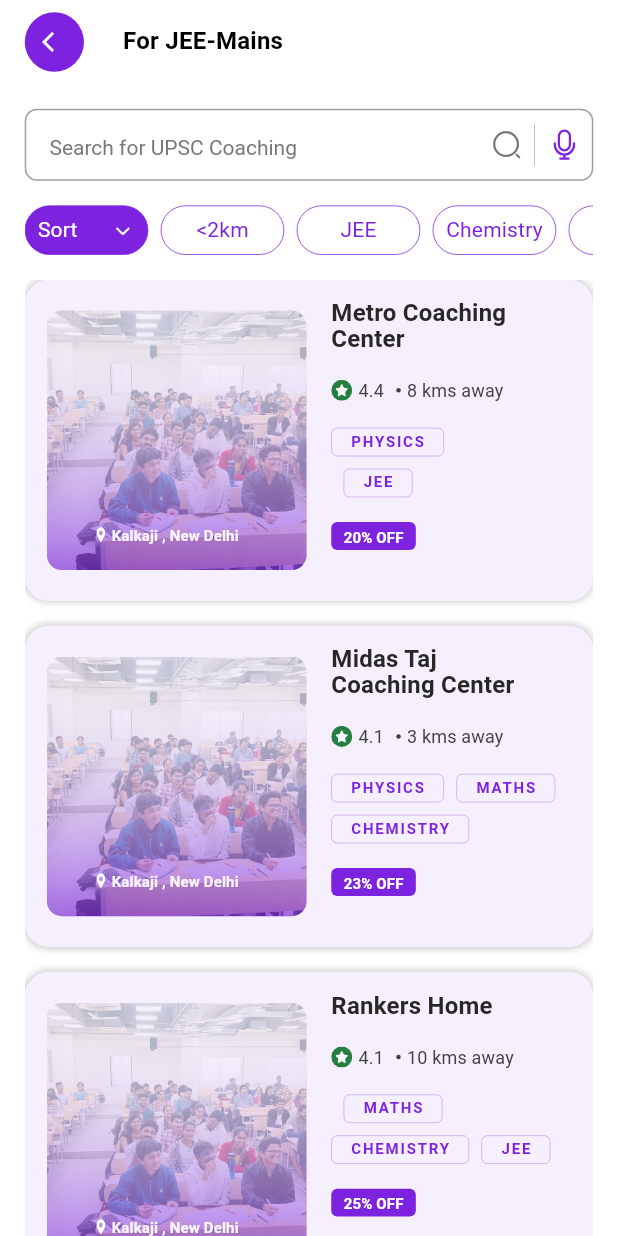
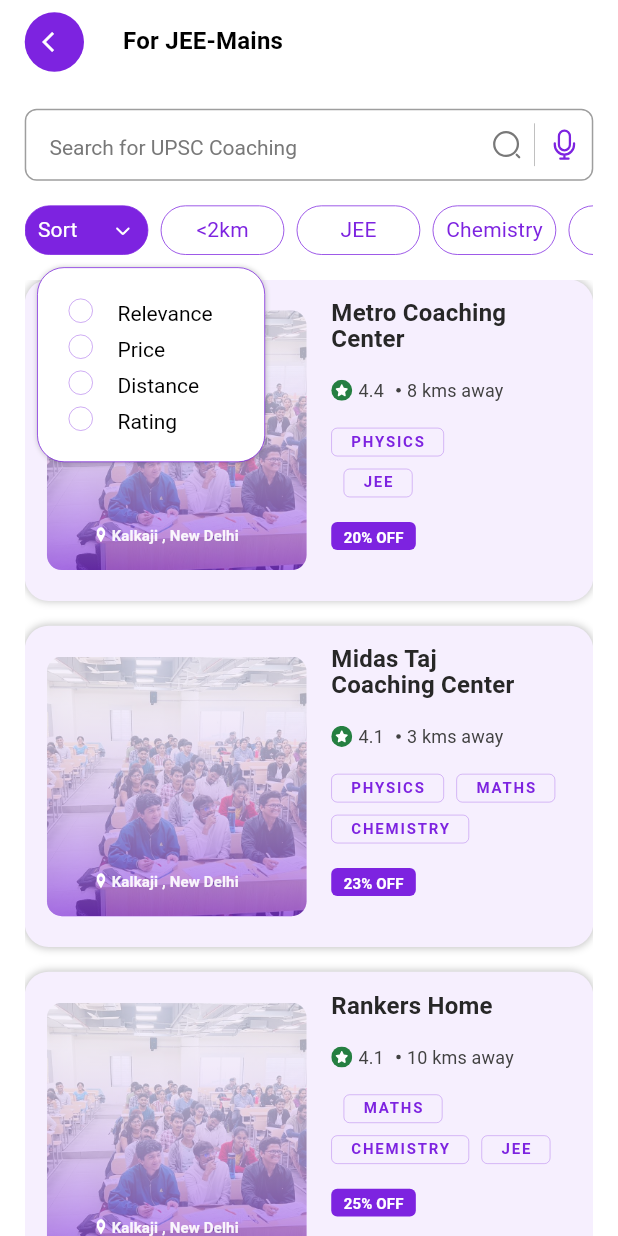
Before and after one commit to ayushrakesh/coaching-app, a Flutter app: the screen it shows after launch, after a tap on "Sort", on a phone screen of 412 x 824 dp. Run offline on Flutter 3.47's test engine with Material 2 defaults, Android fonts, the phone set to English and light mode, and no system bars; our stand-ins replace flutter_svg, gap, get; Roboto replaces fonts that are missing (Avenir Next LT Pro).

Commit message:
Sorting functionality implemented

```diff
--- a/lib/main.dart
+++ b/lib/main.dart
@@ -1,6 +1,8 @@
 import 'package:coaching/data/coaching.dart';
 import 'package:coaching/widgets/coaching.dart';
 import 'package:coaching/widgets/filter_item.dart';
+import 'package:coaching/widgets/sort-card-item.dart';
+import 'package:coaching/widgets/sort-card.dart';
 import 'package:flutter/material.dart';
 import 'package:flutter_svg/flutter_svg.dart';
 import 'package:get/get.dart';
@@ -28,6 +30,11 @@ class _MyAppState extends State<MyApp> {
   bool isChemistry = false;
   bool isMaths = false;
 
+  bool rel = false;
+  bool dis = false;
+  bool pri = false;
+  bool rating = false;
+
   List searchedcoachings = [];
 
   List lessthan2coachings = [];
@@ -36,8 +43,15 @@ class _MyAppState extends State<MyApp> {
   List mathscoachings = [];
   List physicscoachings = [];
 
+  List relcoachings = [];
+  List pricecoachings = [];
+  List discoachings = [];
+  List ratingcoachings = [];
+
   List finallist = [];
   List temp = [];
+
+  List l = [];
 
   void filter2km() {
     if (is2km) {
@@ -234,6 +248,58 @@ class _MyAppState extends State<MyApp> {
     }
   }
 
+  void sort() {
+    if (rel) {
+      setState(() {
+        relcoachings = searchedcoachings;
+        relcoachings.sort(
+          (a, b) => a['rating'].compareTo(b['rating']),
+        );
+      });
+      temp = relcoachings.reversed.toList();
+      finallist = temp;
+    }
+    if (dis) {
+      setState(() {
+        discoachings = searchedcoachings;
+        discoachings.sort(
+          (a, b) => a['distance'].compareTo(b['distance']),
+        );
+      });
+      temp = discoachings;
+      finallist = temp;
+    }
+    if (rating) {
+      setState(() {
+        ratingcoachings = searchedcoachings;
+
+        ratingcoachings.sort(
+          (a, b) => a['rating'].compareTo(b['rating']),
+        );
+      });
+      temp = ratingcoachings.reversed.toList();
+      finallist = temp;
+    }
+    if (pri) {
+      setState(() {
+        pricecoachings = searchedcoachings;
+
+        pricecoachings.sort(
+          (a, b) => a['discount'].compareTo(b['discount']),
+        );
+      });
+      temp = pricecoachings.reversed.toList();
+      finallist = temp;
+    }
+
+    if (!pri && !dis && !rating && !rel) {
+      setState(() {
+        temp = searchedcoachings;
+        finallist = temp;
+      });
+    }
+  }
+
   @override
   void initState() {
     searchedcoachings = coachings;
@@ -368,26 +434,6 @@ class _MyAppState extends State<MyApp> {
                         is2km = false;
                       });
                     }, issort),
-                    // Container(
-                    //   width: 152,
-                    //   height: 200,
-                    //   decoration: ShapeDecoration(
-                    //     color: Colors.white,
-                    //     shape: RoundedRectangleBorder(
-                    //       side: BorderSide(
-                    //           width: 0.50, color: Color(0xFF7D23E0)),
-                    //       borderRadius: BorderRadius.circular(18),
-                    //     ),
-                    //     shadows: [
-                    //       BoxShadow(
-                    //         color: Color(0x33000000),
-                    //         blurRadius: 2,
-                    //         offset: Offset(0, 0),
-                    //         spreadRadius: 0,
-                    //       )
-                    //     ],
-                    //   ),
-                    // ),
                     Gap(height * 0.01),
                     FilterItem('<2km', '', () {
                       setState(() {
@@ -455,12 +501,100 @@ class _MyAppState extends State<MyApp> {
               ),
               Gap(height * 0.02),
               Expanded(
+                child: Stack(
+                  clipBehavior: Clip.none,
+                  children: [
+                    Expanded(
                       child: ListView.builder(
                         shrinkWrap: true,
                         itemBuilder: (ctx, index) {
                           return Coaching(finallist[index]);
                         },
                         itemCount: finallist.length,
+                      ),
+                    ),
+                    if (issort)
+                      Positioned(
+                        left: width * 0.02,
+                        top: -height * 0.01,
+                        child: Container(
+                          width: 152,
+                          // height: 138,
+                          padding: EdgeInsets.symmetric(
+                            horizontal: width * 0.05,
+                            vertical: height * 0.02,
+                          ),
+                          decoration: ShapeDecoration(
+                            color: Colors.white,
+                            shape: RoundedRectangleBorder(
+                              side: const BorderSide(
+                                  width: 0.50, color: Color(0xFF7D23E0)),
+                              borderRadius: BorderRadius.circular(18),
+                            ),
+                            shadows: const [
+                              BoxShadow(
+                                color: Color(0x33000000),
+                                blurRadius: 2,
+                                offset: Offset(0, 0),
+                                spreadRadius: 0,
+                              )
+                            ],
+                          ),
+                          child: Column(
+                            children: [
+                              SortCardItem(
+                                  press: () {
+                                    setState(() {
+                                      rel = !rel;
+                                      pri = false;
+                                      rating = false;
+                                      dis = false;
+                                    });
+                                    sort();
+                                  },
+                                  rel: rel,
+                                  text: 'Relevance'),
+                              SortCardItem(
+                                  press: () {
+                                    setState(() {
+                                      rel = false;
+                                      pri = !pri;
+                                      rating = false;
+                                      dis = false;
+                                    });
+                                    sort();
+                                  },
+                                  price: pri,
+                                  text: 'Price'),
+                              SortCardItem(
+                                  press: () {
+                                    setState(() {
+                                      rel = false;
+                                      pri = false;
+                                      rating = false;
+                                      dis = !dis;
+                                    });
+                                    sort();
+                                  },
+                                  dis: dis,
+                                  text: 'Distance'),
+                              SortCardItem(
+                                  press: () {
+                                    setState(() {
+                                      rating = !rating;
+                                      pri = false;
+                                      rel = false;
+                                      dis = false;
+                                    });
+                                    sort();
+                                  },
+                                  rating: rating,
+                                  text: 'Rating'),
+                            ],
+                          ),
+                        ),
+                      ),
+                  ],
                 ),
               ),
             ],
--- /dev/null
+++ b/lib/widgets/sort-card-item.dart
@@ -0,0 +1,66 @@
+import 'package:flutter/material.dart';
+import 'package:gap/gap.dart';
+import 'package:get/get.dart';
+
+class SortCardItem extends StatelessWidget {
+  final height = Get.height;
+  final width = Get.width;
+
+  final bool rel;
+  final bool dis;
+  final bool rating;
+  final bool price;
+
+  final VoidCallback press;
+  final String text;
+
+  SortCardItem(
+      {this.rel = false,
+      this.dis = false,
+      this.price = false,
+      this.rating = false,
+      required this.press,
+      required this.text});
+
+  @override
+  Widget build(BuildContext context) {
+    bool g = rel || dis || price || rating;
+
+    return Row(
+      children: [
+        InkWell(
+          onTap: press,
+          child: Container(
+            width: 16,
+            height: 16,
+            padding: EdgeInsets.all(width * 0.003),
+            decoration: const ShapeDecoration(
+              shape: OvalBorder(
+                side: BorderSide(width: 0.25, color: Color(0xFF7D23E0)),
+              ),
+            ),
+            child: Container(
+              width: 12,
+              height: 12,
+              decoration: ShapeDecoration(
+                color: g ? Color(0xFF7D23E0) : Colors.white,
+                shape: OvalBorder(),
+              ),
+            ),
+          ),
+        ),
+        Gap(height * 0.02),
+        Text(
+          text,
+          style: TextStyle(
+            color: Colors.black,
+            fontSize: 14,
+            fontFamily: 'Avenir Next LT Pro',
+            fontWeight: g ? FontWeight.w600 : FontWeight.w400,
+            height: 1.71,
+          ),
+        )
+      ],
+    );
+  }
+}
```
Also changed, not shown: lib/widgets/sort-card.dart (added, +199 -0 lines). Lines whose indentation alone changed are shown as unchanged.
